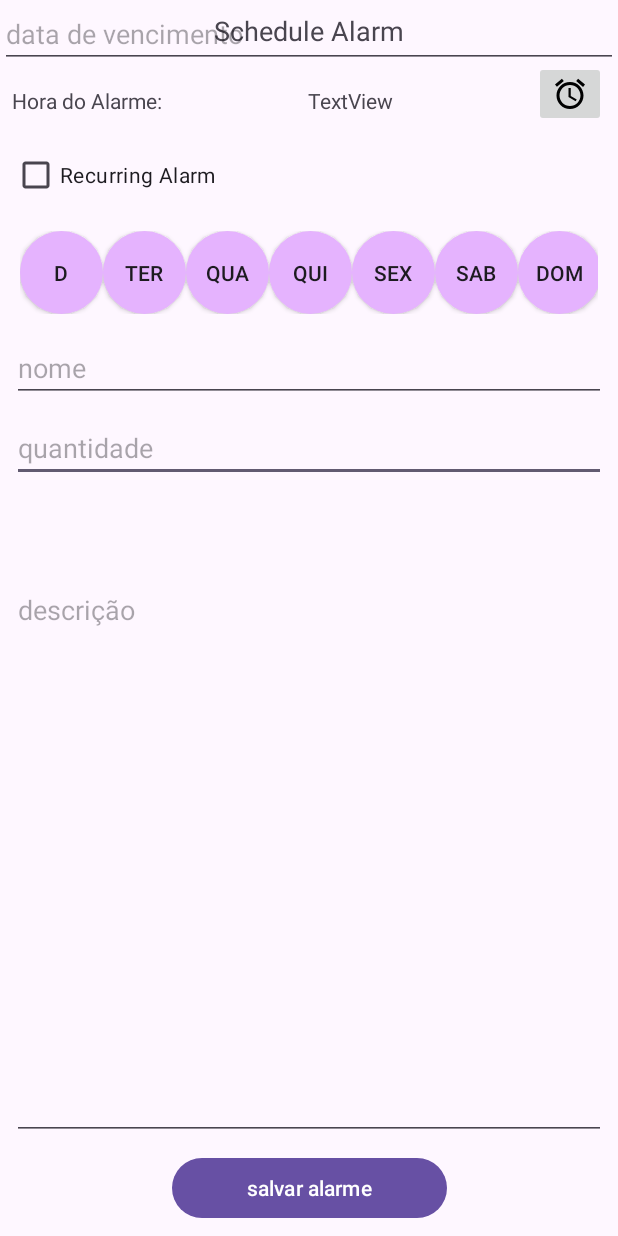
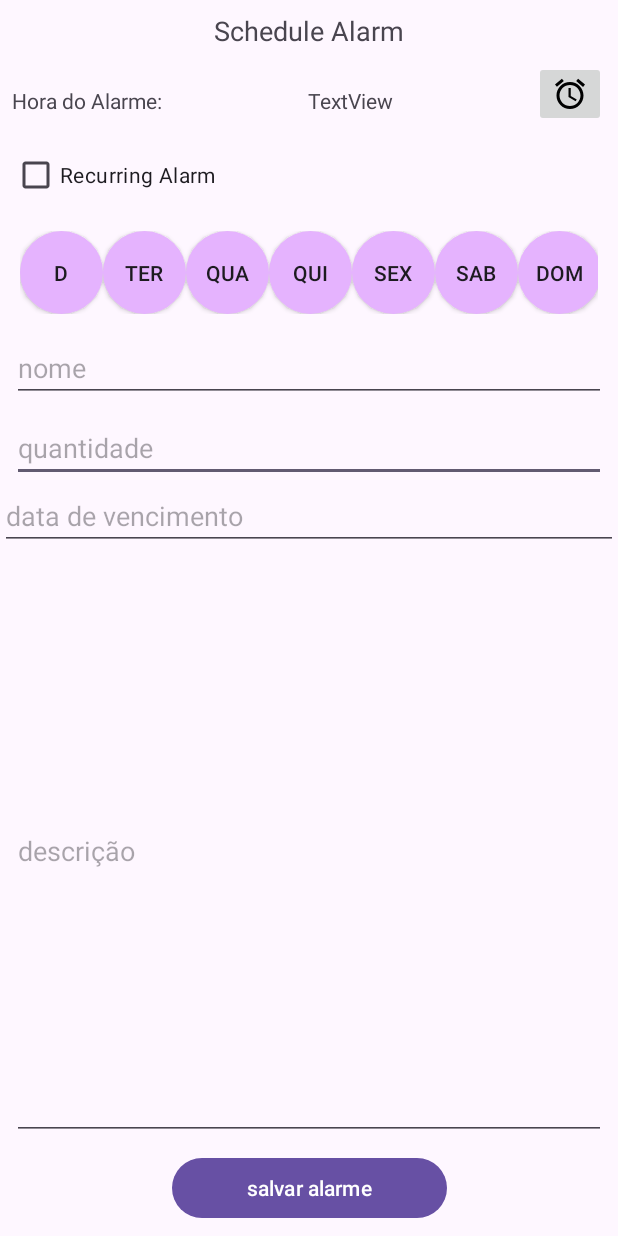
Before and after one commit to larissa-bianca/projetoIntegrador, an Android app: the NewItemActivity screen opened directly, with no data from a screen before it, on a phone screen of 412 x 824 dp. Run offline under Robolectric (Android 15) with nearby library versions, the phone set to English and light mode, and no system bars.

Commit message:
interface de conf do compartimento 1

```diff
--- a/app/src/main/res/layout/activity_new_item.xml
+++ b/app/src/main/res/layout/activity_new_item.xml
@@ -57,7 +57,7 @@
         android:inputType="date"
         app:layout_constraintEnd_toEndOf="parent"
         app:layout_constraintStart_toStartOf="parent"
-        tools:layout_editor_absoluteY="363dp" />
+        app:layout_constraintTop_toBottomOf="@+id/etQtd" />
 
     <LinearLayout
         android:id="@+id/linearLayout"
```
